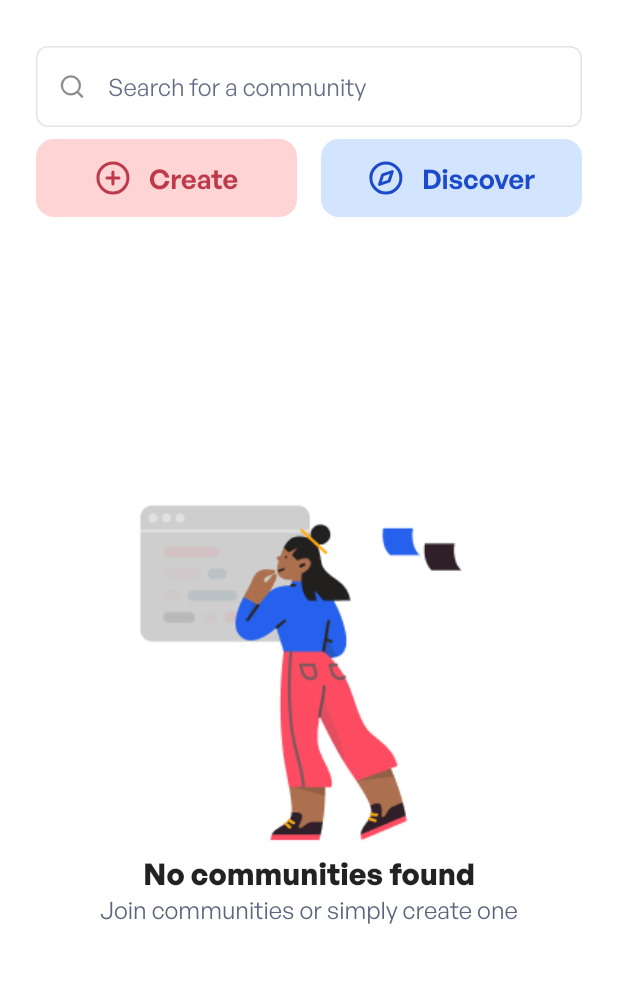
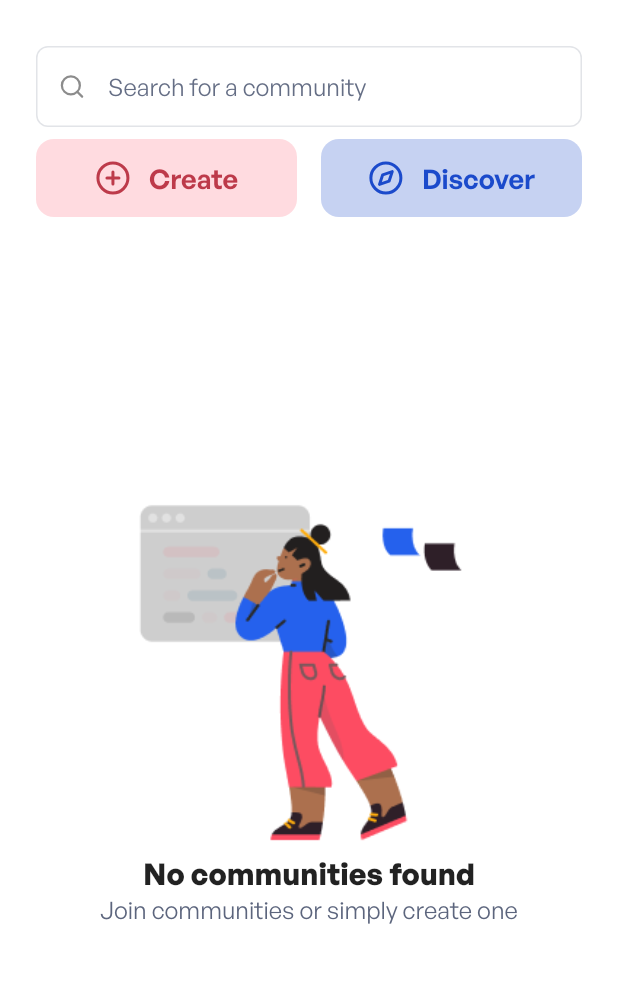
Before and after one commit to InSync-HQ/InSync, a Flutter app: the Community screen opened directly, on a phone screen of 412 x 824 dp, the part 62-1045 px from its top. Run offline on Flutter 3.47's test engine with Material 2 defaults, Android fonts, the phone set to English and light mode, and no system bars; our stand-ins replace flutter_feather_icons, multi_select_flutter, shared_preferences; accounts and stored records are empty.

Commit message:
added color schemes in both themes

```diff
--- a/lib/utils/theme_config.dart
+++ b/lib/utils/theme_config.dart
@@ -45,6 +45,20 @@ ThemeData lighttheme = ThemeData(
     ),
   ),
   primaryColor: const Color(0xffFD4C62),
+  primaryColorDark: const Color(0xffBD3A4A),
+  colorScheme: const ColorScheme(
+    background: Colors.white,
+    brightness: Brightness.light,
+    onBackground: Color(0xff1a1a1a),
+    primary: Color(0xffFD4C62),
+    onPrimary: Colors.white,
+    secondary: Color(0xff1B4ACB),
+    onSecondary: Colors.white,
+    surface: Colors.white,
+    onSurface: Color(0xff1a1a1a),
+    error: Color(0xffFD4C62),
+    onError: Colors.white,
+  ),
   fontFamily: 'General Sans',
   floatingActionButtonTheme: const FloatingActionButtonThemeData(
     elevation: 0,
@@ -108,6 +122,20 @@ ThemeData darktheme = ThemeData(
     ),
   ),
   primaryColor: const Color(0xffFD4C62),
+  primaryColorDark: const Color(0xffBD3A4A),
+  colorScheme: const ColorScheme(
+    background: Colors.black,
+    brightness: Brightness.dark,
+    onBackground: Colors.white,
+    primary: Color(0xffFD4C62),
+    onPrimary: Colors.white,
+    secondary: Color(0xff2561ED),
+    onSecondary: Colors.white,
+    surface: Colors.white,
+    onSurface: Color(0xff1a1a1a),
+    error: Color(0xffFD4C62),
+    onError: Colors.white,
+  ),
   fontFamily: 'General Sans',
   floatingActionButtonTheme: const FloatingActionButtonThemeData(
     elevation: 0,
--- a/lib/view/community.dart
+++ b/lib/view/community.dart
@@ -28,7 +28,6 @@ class _CommunityState extends State<Community> {
         padding: const EdgeInsets.symmetric(horizontal: 24.0),
         child: Column(
           crossAxisAlignment: CrossAxisAlignment.stretch,
-          // ignore: prefer_const_literals_to_create_immutables
           children: [
             const InputField(
               label: "Search for a community",
@@ -55,8 +54,8 @@ class _CommunityState extends State<Community> {
                         ),
                       );
                     },
-                    bgColor: const Color(0xffFFD4D4),
-                    textColor: const Color(0xffBD3A4A),
+                    bgColor: Theme.of(context).primaryColor.withOpacity(0.2),
+                    textColor: Theme.of(context).primaryColorDark,
                     iconLeft: const Icon(FeatherIcons.plusCircle),
                   ),
                 ),
@@ -67,8 +66,13 @@ class _CommunityState extends State<Community> {
                     onPressed: () {
                       Navigator.of(context).pushNamed("/mainapp");
                     },
-                    bgColor: const Color(0xffD3E5FE),
-                    textColor: const Color(0xff1B4ACB),
+                    bgColor: Theme.of(context)
+                        .colorScheme
+                        .secondary
+                        .withOpacity(0.25),
+                    textColor: Theme.of(context)
+                        .colorScheme
+                        .secondary,
                     iconLeft: const Icon(FeatherIcons.compass),
                   ),
                 ),
```
